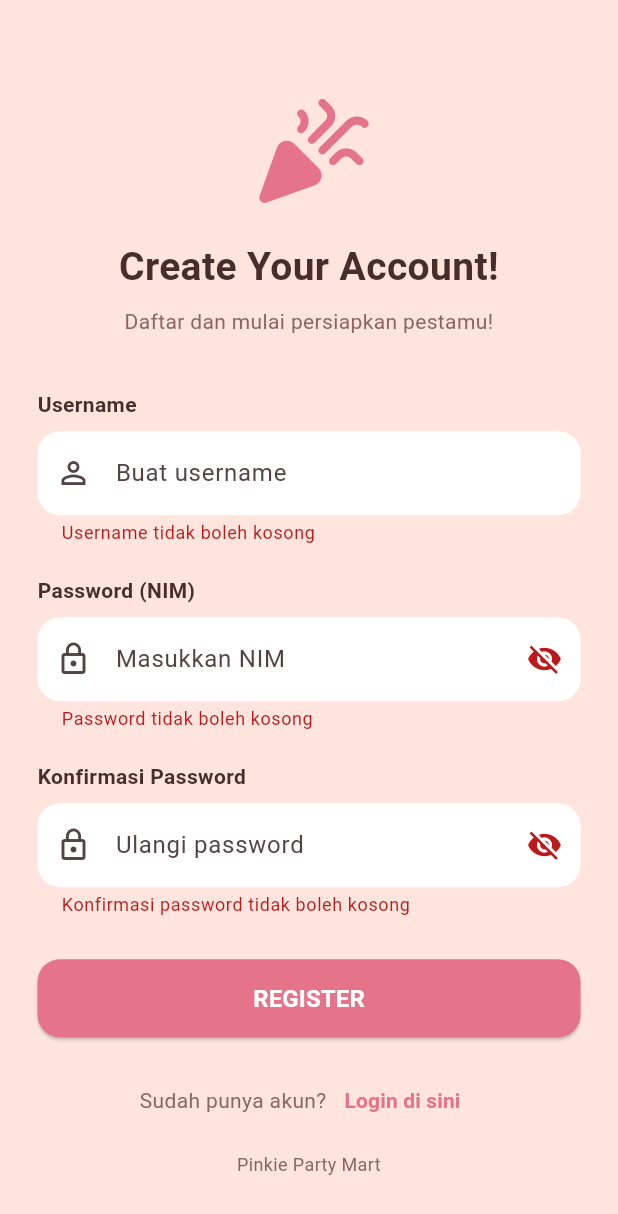
After one commit to nextnindcode/124240113_latres_D, a Flutter app: the RegisterPage screen opened directly, after a tap on "REGISTER", on a phone screen of 412 x 824 dp. The commit adds this screen. Shown: the top 1214 px of the screen. Run offline on Flutter 3.47's test engine with Material 3 defaults, Android fonts, the phone set to English and light mode, and no system bars; our stand-ins replace flutter_local_notifications, flutter_map, geolocator, get, hive, hive_flutter and 3 more; accounts and stored records are empty.

Commit message:
feat: add user registration page

```diff
--- a/pinkie_mart/lib/pages/login_page.dart
+++ b/pinkie_mart/lib/pages/login_page.dart
@@ -1,10 +1,13 @@
 import 'package:flutter/material.dart';
 
 import '../services/session_service.dart';
+import 'register_page.dart';
 import 'root_page.dart';
 
 class LoginPage extends StatefulWidget {
-  const LoginPage({super.key});
+  final String? initialUsername;
+
+  const LoginPage({super.key, this.initialUsername});
 
   @override
   State<LoginPage> createState() => _LoginPageState();
@@ -12,7 +15,6 @@ class LoginPage extends StatefulWidget {
 
 class _LoginPageState extends State<LoginPage> {
   final TextEditingController usernameController = TextEditingController();
-
   final TextEditingController passwordController = TextEditingController();
 
   final GlobalKey<FormState> formKey = GlobalKey<FormState>();
@@ -20,7 +22,16 @@ class _LoginPageState extends State<LoginPage> {
   bool obscurePassword = true;
   bool isLoading = false;
 
+  // Password login wajib sesuai NIM pemilik aplikasi.
   static const String correctPassword = '124240113';
+
+  @override
+  void initState() {
+    super.initState();
+
+    // Mengisi username otomatis jika berasal dari halaman Register.
+    usernameController.text = widget.initialUsername ?? '';
+  }
 
   @override
   void dispose() {
@@ -29,6 +40,7 @@ class _LoginPageState extends State<LoginPage> {
     super.dispose();
   }
 
+  // Proses login dan penyimpanan session.
   Future<void> handleLogin() async {
     if (!formKey.currentState!.validate()) {
       return;
@@ -52,6 +64,7 @@ class _LoginPageState extends State<LoginPage> {
     });
 
     try {
+      // Menyimpan status login dan username ke SharedPreferences.
       await SessionService.login(username);
 
       if (!mounted) return;
@@ -74,6 +87,14 @@ class _LoginPageState extends State<LoginPage> {
         isLoading = false;
       });
     }
+  }
+
+  // Membuka halaman Register.
+  void openRegisterPage() {
+    Navigator.push(
+      context,
+      MaterialPageRoute(builder: (context) => const RegisterPage()),
+    );
   }
 
   @override
@@ -144,6 +165,7 @@ class _LoginPageState extends State<LoginPage> {
                       if (value == null || value.trim().isEmpty) {
                         return 'Username tidak boleh kosong';
                       }
+
                       return null;
                     },
                   ),
@@ -164,7 +186,7 @@ class _LoginPageState extends State<LoginPage> {
                     controller: passwordController,
                     obscureText: obscurePassword,
                     decoration: InputDecoration(
-                      hintText: 'Masukkan password',
+                      hintText: 'Masukkan password (NIM)',
                       prefixIcon: const Icon(Icons.lock_outline),
                       suffixIcon: IconButton(
                         icon: Icon(
@@ -189,6 +211,7 @@ class _LoginPageState extends State<LoginPage> {
                       if (value == null || value.isEmpty) {
                         return 'Password tidak boleh kosong';
                       }
+
                       return null;
                     },
                   ),
@@ -218,7 +241,29 @@ class _LoginPageState extends State<LoginPage> {
                     ),
                   ),
 
-                  const SizedBox(height: 20),
+                  const SizedBox(height: 18),
+
+                  Row(
+                    mainAxisAlignment: MainAxisAlignment.center,
+                    children: [
+                      const Text(
+                        'Belum punya akun?',
+                        style: TextStyle(color: Color(0xFF8D6460)),
+                      ),
+                      TextButton(
+                        onPressed: openRegisterPage,
+                        child: const Text(
+                          'Register',
+                          style: TextStyle(
+                            color: Color(0xFFE5738A),
+                            fontWeight: FontWeight.bold,
+                          ),
+                        ),
+                      ),
+                    ],
+                  ),
+
+                  const SizedBox(height: 10),
 
                   const Text(
                     'Pinkie Party Mart',
--- /dev/null
+++ b/pinkie_mart/lib/pages/register_page.dart
@@ -0,0 +1,337 @@
+import 'package:flutter/material.dart';
+
+import '../services/registration_service.dart';
+import 'login_page.dart';
+
+class RegisterPage extends StatefulWidget {
+  const RegisterPage({super.key});
+
+  @override
+  State<RegisterPage> createState() => _RegisterPageState();
+}
+
+class _RegisterPageState extends State<RegisterPage> {
+  final usernameController = TextEditingController();
+  final passwordController = TextEditingController();
+  final confirmPasswordController = TextEditingController();
+
+  final formKey = GlobalKey<FormState>();
+
+  // Sesuaikan dengan NIM pemilik aplikasi.
+  static const String correctPassword = '124240113';
+
+  bool obscurePassword = true;
+  bool obscureConfirmPassword = true;
+  bool isLoading = false;
+
+  @override
+  void dispose() {
+    usernameController.dispose();
+    passwordController.dispose();
+    confirmPasswordController.dispose();
+    super.dispose();
+  }
+
+  // Proses pendaftaran akun.
+  Future<void> handleRegister() async {
+    if (!formKey.currentState!.validate()) {
+      return;
+    }
+
+    setState(() {
+      isLoading = true;
+    });
+
+    try {
+      final username = usernameController.text.trim();
+
+      // Simpan username menggunakan SharedPreferences.
+      final success = await RegistrationService.register(username);
+
+      if (!mounted) return;
+
+      if (!success) {
+        ScaffoldMessenger.of(context).showSnackBar(
+          const SnackBar(
+            content: Text('Username sudah terdaftar!'),
+            backgroundColor: Color(0xFFD9534F),
+          ),
+        );
+
+        setState(() {
+          isLoading = false;
+        });
+
+        return;
+      }
+
+      ScaffoldMessenger.of(context).showSnackBar(
+        const SnackBar(
+          content: Text('Registrasi berhasil! Silakan login.'),
+          backgroundColor: Color(0xFF6AB0AF),
+        ),
+      );
+
+      // Kembali ke halaman Login dengan username terisi otomatis.
+      Navigator.pushReplacement(
+        context,
+        MaterialPageRoute(builder: (_) => LoginPage(initialUsername: username)),
+      );
+    } catch (e) {
+      if (!mounted) return;
+
+      ScaffoldMessenger.of(context).showSnackBar(
+        SnackBar(
+          content: Text('Registrasi gagal: $e'),
+          backgroundColor: const Color(0xFFD9534F),
+        ),
+      );
+
+      setState(() {
+        isLoading = false;
+      });
+    }
+  }
+
+  @override
+  Widget build(BuildContext context) {
+    return Scaffold(
+      body: SafeArea(
+        child: Center(
+          child: SingleChildScrollView(
+            padding: const EdgeInsets.all(25),
+            child: Form(
+              key: formKey,
+              child: Column(
+                crossAxisAlignment: CrossAxisAlignment.stretch,
+                children: [
+                  const SizedBox(height: 20),
+
+                  const Icon(
+                    Icons.celebration_rounded,
+                    size: 85,
+                    color: Color(0xFFE5738A),
+                  ),
+
+                  const SizedBox(height: 15),
+
+                  const Text(
+                    'Create Your Account!',
+                    textAlign: TextAlign.center,
+                    style: TextStyle(
+                      fontSize: 26,
+                      fontWeight: FontWeight.bold,
+                      color: Color(0xFF4A2C2A),
+                    ),
+                  ),
+
+                  const SizedBox(height: 8),
+
+                  const Text(
+                    'Daftar dan mulai persiapkan pestamu!',
+                    textAlign: TextAlign.center,
+                    style: TextStyle(fontSize: 14, color: Color(0xFF8D6460)),
+                  ),
+
+                  const SizedBox(height: 35),
+
+                  const Text(
+                    'Username',
+                    style: TextStyle(
+                      fontWeight: FontWeight.bold,
+                      color: Color(0xFF4A2C2A),
+                    ),
+                  ),
+
+                  const SizedBox(height: 8),
+
+                  TextFormField(
+                    controller: usernameController,
+                    decoration: InputDecoration(
+                      hintText: 'Buat username',
+                      prefixIcon: const Icon(Icons.person_outline),
+                      filled: true,
+                      fillColor: Colors.white,
+                      border: OutlineInputBorder(
+                        borderRadius: BorderRadius.circular(15),
+                        borderSide: BorderSide.none,
+                      ),
+                    ),
+                    validator: (value) {
+                      if (value == null || value.trim().isEmpty) {
+                        return 'Username tidak boleh kosong';
+                      }
+
+                      if (value.trim().length < 3) {
+                        return 'Username minimal 3 karakter';
+                      }
+
+                      return null;
+                    },
+                  ),
+
+                  const SizedBox(height: 20),
+
+                  const Text(
+                    'Password (NIM)',
+                    style: TextStyle(
+                      fontWeight: FontWeight.bold,
+                      color: Color(0xFF4A2C2A),
+                    ),
+                  ),
+
+                  const SizedBox(height: 8),
+
+                  TextFormField(
+                    controller: passwordController,
+                    obscureText: obscurePassword,
+                    decoration: InputDecoration(
+                      hintText: 'Masukkan NIM',
+                      prefixIcon: const Icon(Icons.lock_outline),
+                      suffixIcon: IconButton(
+                        icon: Icon(
+                          obscurePassword
+                              ? Icons.visibility_off
+                              : Icons.visibility,
+                        ),
+                        onPressed: () {
+                          setState(() {
+                            obscurePassword = !obscurePassword;
+                          });
+                        },
+                      ),
+                      filled: true,
+                      fillColor: Colors.white,
+                      border: OutlineInputBorder(
+                        borderRadius: BorderRadius.circular(15),
+                        borderSide: BorderSide.none,
+                      ),
+                    ),
+                    validator: (value) {
+                      if (value == null || value.isEmpty) {
+                        return 'Password tidak boleh kosong';
+                      }
+
+                      if (value != correctPassword) {
+                        return 'Password harus sesuai NIM';
+                      }
+
+                      return null;
+                    },
+                  ),
+
+                  const SizedBox(height: 20),
+
+                  const Text(
+                    'Konfirmasi Password',
+                    style: TextStyle(
+                      fontWeight: FontWeight.bold,
+                      color: Color(0xFF4A2C2A),
+                    ),
+                  ),
+
+                  const SizedBox(height: 8),
+
+                  TextFormField(
+                    controller: confirmPasswordController,
+                    obscureText: obscureConfirmPassword,
+                    decoration: InputDecoration(
+                      hintText: 'Ulangi password',
+                      prefixIcon: const Icon(Icons.lock_outline),
+                      suffixIcon: IconButton(
+                        icon: Icon(
+                          obscureConfirmPassword
+                              ? Icons.visibility_off
+                              : Icons.visibility,
+                        ),
+                        onPressed: () {
+                          setState(() {
+                            obscureConfirmPassword = !obscureConfirmPassword;
+                          });
+                        },
+                      ),
+                      filled: true,
+                      fillColor: Colors.white,
+                      border: OutlineInputBorder(
+                        borderRadius: BorderRadius.circular(15),
+                        borderSide: BorderSide.none,
+                      ),
+                    ),
+                    validator: (value) {
+                      if (value == null || value.isEmpty) {
+                        return 'Konfirmasi password tidak boleh kosong';
+                      }
+
+                      if (value != passwordController.text) {
+                        return 'Konfirmasi password tidak cocok';
+                      }
+
+                      return null;
+                    },
+                  ),
+
+                  const SizedBox(height: 28),
+
+                  SizedBox(
+                    height: 52,
+                    child: ElevatedButton(
+                      onPressed: isLoading ? null : handleRegister,
+                      style: ElevatedButton.styleFrom(
+                        backgroundColor: const Color(0xFFE5738A),
+                        foregroundColor: Colors.white,
+                        shape: RoundedRectangleBorder(
+                          borderRadius: BorderRadius.circular(15),
+                        ),
+                      ),
+                      child: isLoading
+                          ? const CircularProgressIndicator(color: Colors.white)
+                          : const Text(
+                              'REGISTER',
+                              style: TextStyle(
+                                fontWeight: FontWeight.bold,
+                                fontSize: 16,
+                              ),
+                            ),
+                    ),
+                  ),
+
+                  const SizedBox(height: 18),
+
+                  Row(
+                    mainAxisAlignment: MainAxisAlignment.center,
+                    children: [
+                      const Text(
+                        'Sudah punya akun?',
+                        style: TextStyle(color: Color(0xFF8D6460)),
+                      ),
+                      TextButton(
+                        onPressed: () {
+                          Navigator.pop(context);
+                        },
+                        child: const Text(
+                          'Login di sini',
+                          style: TextStyle(
+                            color: Color(0xFFE5738A),
+                            fontWeight: FontWeight.bold,
+                          ),
+                        ),
+                      ),
+                    ],
+                  ),
+
+                  const SizedBox(height: 10),
+
+                  const Text(
+                    'Pinkie Party Mart',
+                    textAlign: TextAlign.center,
+                    style: TextStyle(color: Color(0xFF8D6460), fontSize: 12),
+                  ),
+                ],
+              ),
+            ),
+          ),
+        ),
+      ),
+    );
+  }
+}
--- /dev/null
+++ b/pinkie_mart/lib/services/registration_service.dart
@@ -0,0 +1,38 @@
+import 'package:shared_preferences/shared_preferences.dart';
+
+class RegistrationService {
+  static const String _registeredUsersKey = 'registeredUsers';
+
+  // Mengambil semua username yang sudah didaftarkan.
+  static Future<List<String>> getRegisteredUsers() async {
+    final prefs = await SharedPreferences.getInstance();
+
+    return prefs.getStringList(_registeredUsersKey) ?? [];
+  }
+
+  // Mengecek apakah username sudah pernah didaftarkan.
+  static Future<bool> isUsernameRegistered(String username) async {
+    final users = await getRegisteredUsers();
+
+    return users.any((user) => user.toLowerCase() == username.toLowerCase());
+  }
+
+  // Menyimpan username baru ke SharedPreferences.
+  static Future<bool> register(String username) async {
+    final prefs = await SharedPreferences.getInstance();
+    final users = prefs.getStringList(_registeredUsersKey) ?? [];
+
+    final alreadyExists = users.any(
+      (user) => user.toLowerCase() == username.toLowerCase(),
+    );
+
+    if (alreadyExists) {
+      return false;
+    }
+
+    users.add(username);
+    await prefs.setStringList(_registeredUsersKey, users);
+
+    return true;
+  }
+}
```
